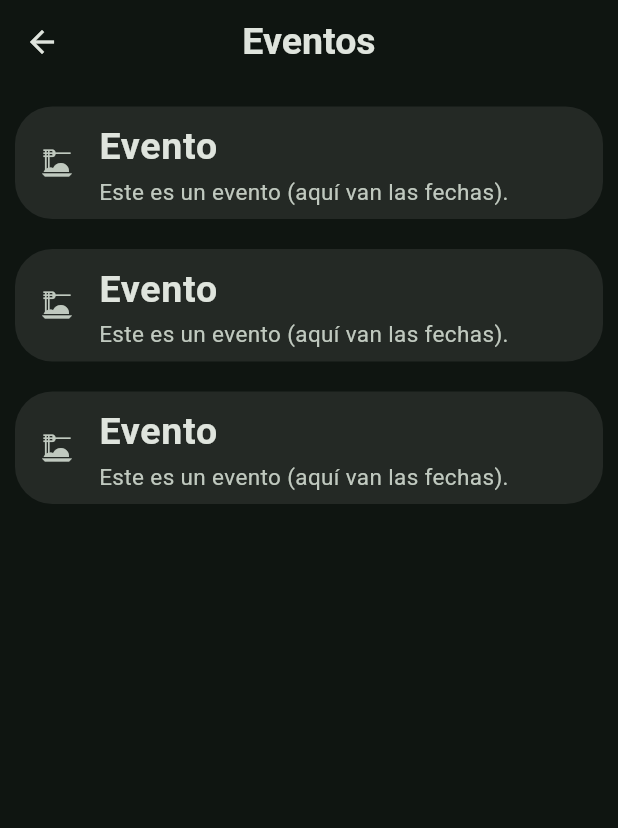
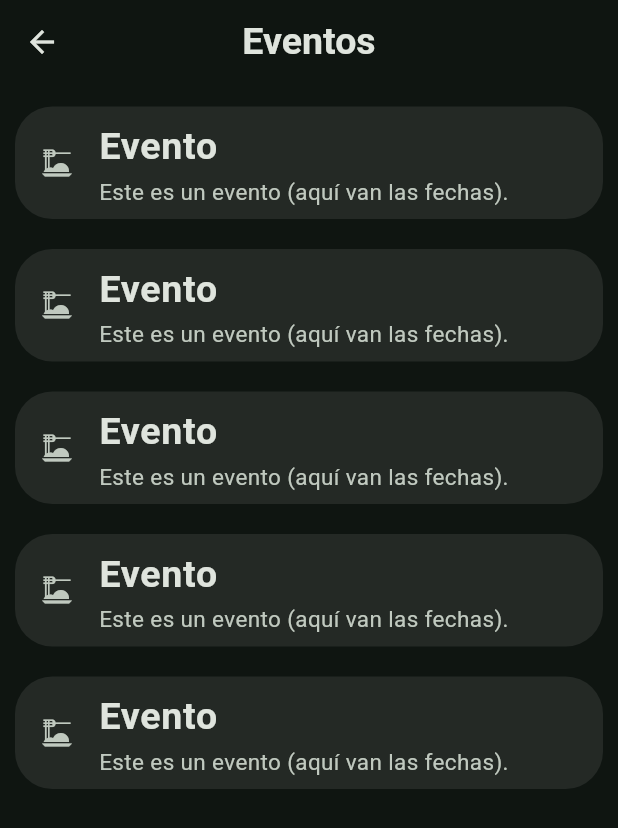
Before and after one commit to estebancespedes/MedTour, a Flutter app: the EventosPage screen opened directly, on a phone screen of 412 x 824 dp. Shown: the top 828 px of the screen. Run offline on Flutter 3.47's test engine with Material 3 defaults, Android fonts, the light colour scheme and no system bars; our stand-ins replace shared_preferences; accounts and stored records are empty.

Commit message:
segunda prueba de funcionalidad

```diff
--- a/lib/screens/Eventos/eventos_page.dart
+++ b/lib/screens/Eventos/eventos_page.dart
@@ -11,6 +11,8 @@ class EventosPage extends StatelessWidget {
       body: ListView(
         padding: EdgeInsets.fromLTRB(10, 5, 10, 5),
         children: [
+          EventElement(),
+          EventElement(),
           EventElement(),
           EventElement(),
           EventElement()
```
